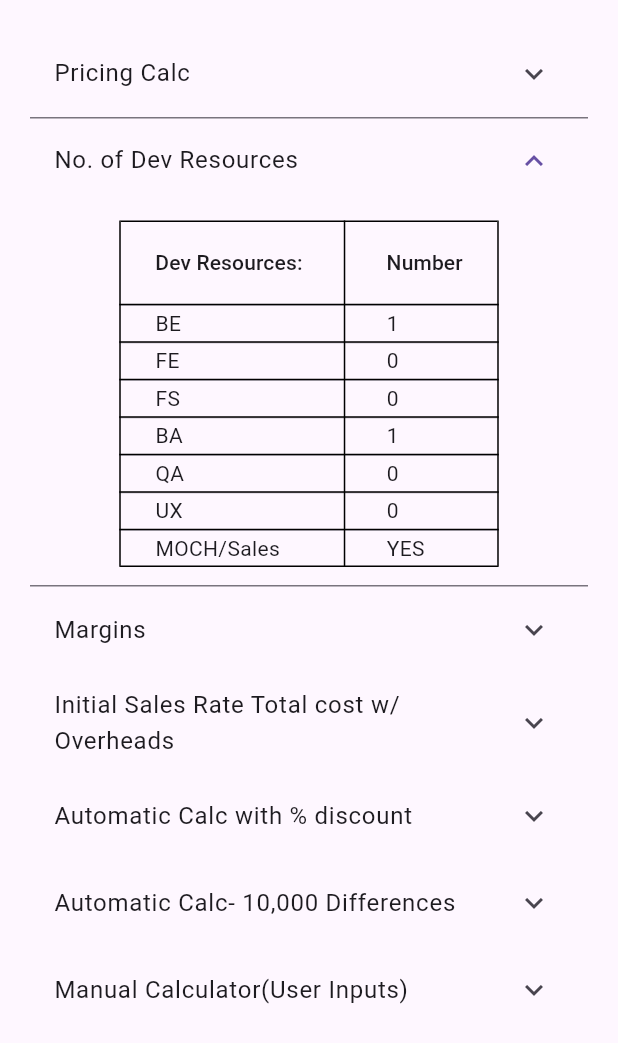
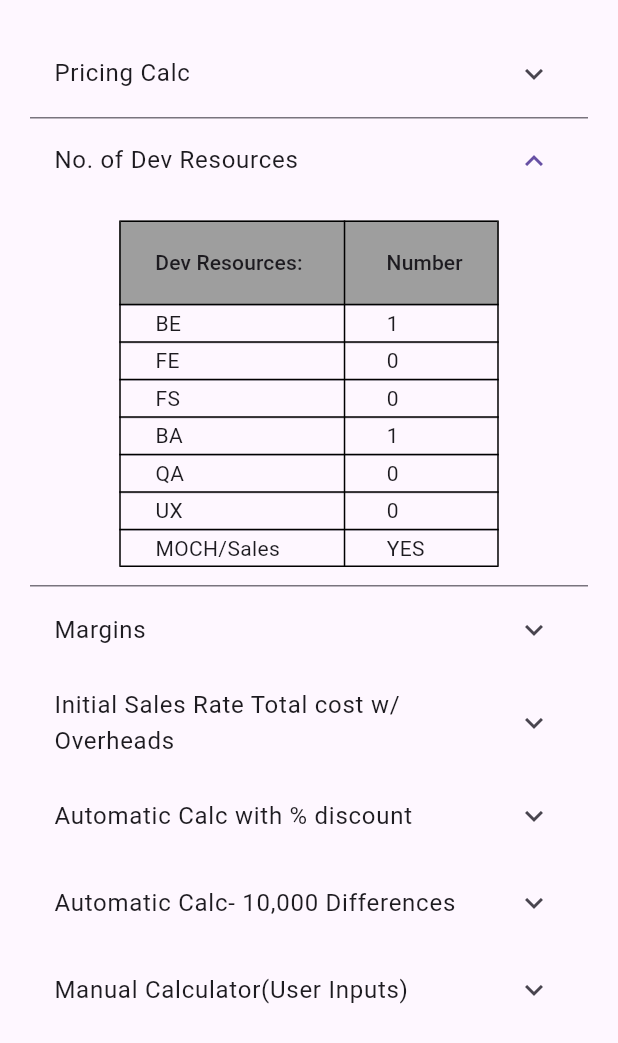
Before and after one commit to Saif64s/pricing-stucture, a Flutter app: the CostRelease widget shown alone on an empty page, opened directly, after a tap on "No. of Dev Resources", on a phone screen of 412 x 824 dp. Shown: the top 1043 px of the screen. Run offline on Flutter 3.47's test engine with Material 2 defaults, Android fonts, the phone set to English and light mode, and no system bars; our stand-ins replace curved_navigation_bar, flutter_riverpod, google_fonts, lottie, shared_preferences; missing offline and left inert: pluto_grid, window_manager; accounts and stored records are empty.

Commit message:
needs fixing

```diff
--- a/lib/screens/tab_screens/cost_release.dart
+++ b/lib/screens/tab_screens/cost_release.dart
@@ -1,4 +1,6 @@
 import 'package:flutter/material.dart';
+
+import '../../widgets/no_of_widgets.dart';
 
 class CostRelease extends StatelessWidget {
   const CostRelease({super.key});
@@ -22,124 +24,11 @@ class CostRelease extends StatelessWidget {
                 ),
               ],
             ),
-            ExpansionTile(
+            const ExpansionTile(
               title: Text(
                 "No. of Dev Resources",
               ),
-              children: [
-                Padding(
-                  padding: const EdgeInsets.symmetric(vertical: 12),
-                  child: DataTable(
-                    dataRowMaxHeight: 25,
-                    dataRowMinHeight: 20,
-                    border: TableBorder.all(),
-                    columns: [
-                      DataColumn(label: Text("Dev Resources:")),
-                      DataColumn(label: Text("Number")),
-                    ],
-                    rows: [
-                      DataRow(
-                        cells: [
-                          DataCell(
-                            Text(
-                              "BE",
-                            ),
-                          ),
-                          DataCell(
-                            Text(
-                              "1",
-                            ),
-                          ),
-                        ],
-                      ),
-                      DataRow(
-                        cells: [
-                          DataCell(
-                            Text(
-                              "FE",
-                            ),
-                          ),
-                          DataCell(
-                            Text(
-                              "0",
-                            ),
-                          ),
-                        ],
-                      ),
-                      DataRow(
-                        cells: [
-                          DataCell(
-                            Text(
-                              "FS",
-                            ),
-                          ),
-                          DataCell(
-                            Text(
-                              "0",
-                            ),
-                          ),
-                        ],
-                      ),
-                      DataRow(
-                        cells: [
-                          DataCell(
-                            Text(
-                              "BA",
-                            ),
-                          ),
-                          DataCell(
-                            Text(
-                              "1",
-                            ),
-                          ),
-                        ],
-                      ),
-                      DataRow(
-                        cells: [
-                          DataCell(
-                            Text(
-                              "QA",
-                            ),
-                          ),
-                          DataCell(
-                            Text(
-                              "0",
-                            ),
-                          ),
-                        ],
-                      ),
-                      DataRow(
-                        cells: [
-                          DataCell(
-                            Text(
-                              "UX",
-                            ),
-                          ),
-                          DataCell(
-                            Text(
-                              "0",
-                            ),
-                          ),
-                        ],
-                      ),
-                      DataRow(
-                        cells: [
-                          DataCell(
-                            Text(
-                              "MOCH/Sales",
-                            ),
-                          ),
-                          DataCell(
-                            Text(
-                              "YES",
-                            ),
-                          ),
-                        ],
-                      ),
-                    ],
-                  ),
-                )
-              ],
+              children: [NoOfDevWidget()],
             ),
             const ExpansionTile(
               childrenPadding: EdgeInsets.all(16),
--- /dev/null
+++ b/lib/widgets/no_of_widgets.dart
@@ -0,0 +1,127 @@
+import 'package:flutter/material.dart';
+
+class NoOfDevWidget extends StatelessWidget {
+  const NoOfDevWidget({
+    super.key,
+  });
+
+  @override
+  Widget build(BuildContext context) {
+    return Padding(
+      padding: const EdgeInsets.symmetric(vertical: 12),
+      child: DataTable(
+        headingRowColor:
+            MaterialStateColor.resolveWith((states) => Colors.grey),
+        dataRowMaxHeight: 25,
+        dataRowMinHeight: 20,
+        border: TableBorder.all(),
+        columns: const [
+          DataColumn(label: Text("Dev Resources:")),
+          DataColumn(
+            label: Text("Number"),
+          ),
+        ],
+        rows: const [
+          DataRow(
+            cells: [
+              DataCell(
+                Text(
+                  "BE",
+                ),
+              ),
+              DataCell(
+                Text(
+                  "1",
+                ),
+              ),
+            ],
+          ),
+          DataRow(
+            cells: [
+              DataCell(
+                Text(
+                  "FE",
+                ),
+              ),
+              DataCell(
+                Text(
+                  "0",
+                ),
+              ),
+            ],
+          ),
+          DataRow(
+            cells: [
+              DataCell(
+                Text(
+                  "FS",
+                ),
+              ),
+              DataCell(
+                Text(
+                  "0",
+                ),
+              ),
+            ],
+          ),
+          DataRow(
+            cells: [
+              DataCell(
+                Text(
+                  "BA",
+                ),
+              ),
+              DataCell(
+                Text(
+                  "1",
+                ),
+              ),
+            ],
+          ),
+          DataRow(
+            cells: [
+              DataCell(
+                Text(
+                  "QA",
+                ),
+              ),
+              DataCell(
+                Text(
+                  "0",
+                ),
+              ),
+            ],
+          ),
+          DataRow(
+            cells: [
+              DataCell(
+                Text(
+                  "UX",
+                ),
+              ),
+              DataCell(
+                Text(
+                  "0",
+                ),
+              ),
+            ],
+          ),
+          DataRow(
+            cells: [
+              DataCell(
+                Text(
+                  "MOCH/Sales",
+                ),
+              ),
+              DataCell(
+                Text(
+                  "YES",
+                ),
+              ),
+            ],
+          ),
+        ],
+      ),
+    );
+  }
+}
```
